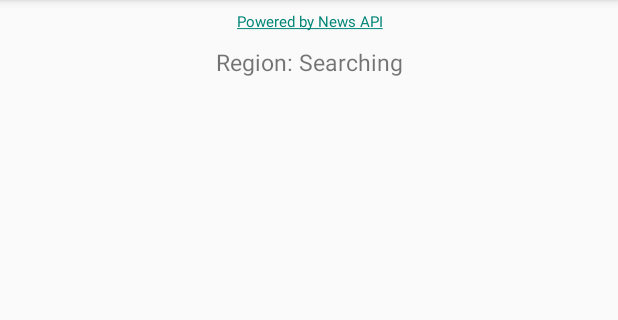
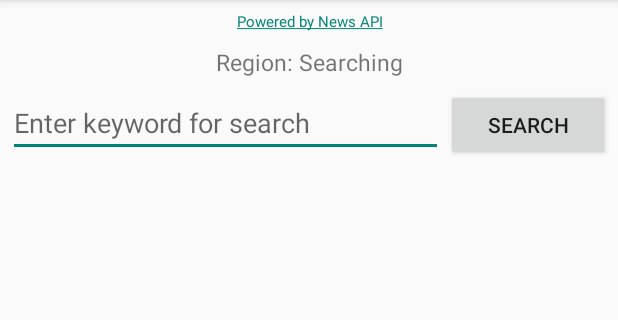
Before and after one commit to Aditya-Sood/LocalNews, an Android app: the screen it shows after launch (MainActivity), on a phone screen of 412 x 824 dp, the part 84-404 px from its top. Run offline under Robolectric (Android 15) with nearby library versions, the light colour scheme and no system bars; our stand-ins replace Volley; network calls fail.

Commit message:
Addition: Keyword search

```diff
--- a/app/src/main/java/com/example/sood/localnews/MainActivity.java
+++ b/app/src/main/java/com/example/sood/localnews/MainActivity.java
@@ -23,6 +23,8 @@ import android.view.Menu;
 import android.view.MenuItem;
 import android.view.View;
 import android.widget.AdapterView;
+import android.widget.Button;
+import android.widget.EditText;
 import android.widget.ListView;
 import android.widget.TextView;
 import android.widget.Toast;
@@ -50,6 +52,8 @@ public class MainActivity extends AppCompatActivity implements GoogleApiClient.C
     private String currentRegion;
 
     private Toolbar topToolbar;
+    private EditText keywordEditText;
+    private Button keywordButton;
 
     private ListView newsList;
     private boolean newsListSet = false;
@@ -63,6 +67,15 @@ public class MainActivity extends AppCompatActivity implements GoogleApiClient.C
         ActivityHelper.initialize(this);
 
         newsList = findViewById(R.id.news_list_view);
+        keywordEditText = findViewById(R.id.search_keyword_edit_text);
+        keywordButton = findViewById(R.id.search_keyword_button);
+        keywordButton.setOnClickListener(new View.OnClickListener() {
+            @Override
+            public void onClick(View v) {
+                String keyword = keywordEditText.getText().toString();
+                NewsApiRequest.setNewsArticlesList(getApplicationContext(), newsList, MainActivity.this, keyword);
+            }
+        });
 
         TextView newsApiTextView = findViewById(R.id.news_api_text_view);
         newsApiTextView.setClickable(true);
--- a/app/src/main/java/com/example/sood/localnews/NewsApiRequest.java
+++ b/app/src/main/java/com/example/sood/localnews/NewsApiRequest.java
@@ -26,14 +26,14 @@ public class NewsApiRequest {
     * Parse response
     * Display list
     * */
-    public static void setNewsArticlesList(final Context applicationCtx, final ListView newsList, final Activity listActivity, String location) {
+    public static void setNewsArticlesList(final Context applicationCtx, final ListView newsList, final Activity listActivity, String keyword) {
 
         String baseUrl;
 
-        if(location == null)
+        if(keyword == null)
             baseUrl = NewsApiUrls.getBaseUrlTopheadlines();
         else
-            baseUrl = NewsApiUrls.getBaseUrlEverything()+location;
+            baseUrl = NewsApiUrls.getBaseUrlEverything()+"\""+keyword+"\"";
 
         final ArrayList<NewsItem> newsArticlesList = new ArrayList<>();
 
--- a/app/src/main/res/layout/activity_main.xml
+++ b/app/src/main/res/layout/activity_main.xml
@@ -36,6 +36,31 @@
         android:textSize="15dp"
         android:text="Region: Searching" />
 
+    <LinearLayout
+        android:layout_width="match_parent"
+        android:layout_height="wrap_content"
+        android:orientation="horizontal"
+        android:layout_margin="5dp">
+
+        <EditText
+            android:id="@+id/search_keyword_edit_text"
+            android:layout_width="0dp"
+            android:layout_height="wrap_content"
+            android:layout_weight="8"
+            android:hint="Enter keyword for search"
+            android:layout_marginRight="2dp"/>
+
+        <Button
+            android:id="@+id/search_keyword_button"
+            android:layout_width="0dp"
+            android:layout_height="wrap_content"
+            android:layout_weight="3"
+            android:text="SEARCH"/>
+
+
+
+    </LinearLayout>
+
 
     <ListView
         android:id="@+id/news_list_view"
```
